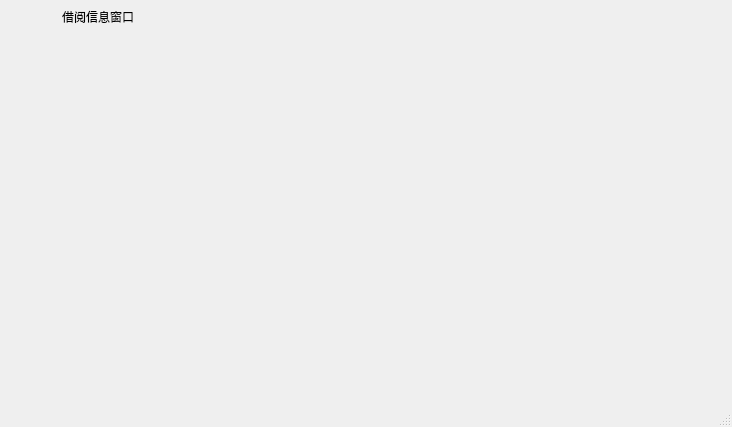
First picture: the form in LibraryManager/borrowinfodialog.ui, repository 821869798/LibraryManager, before the edit.
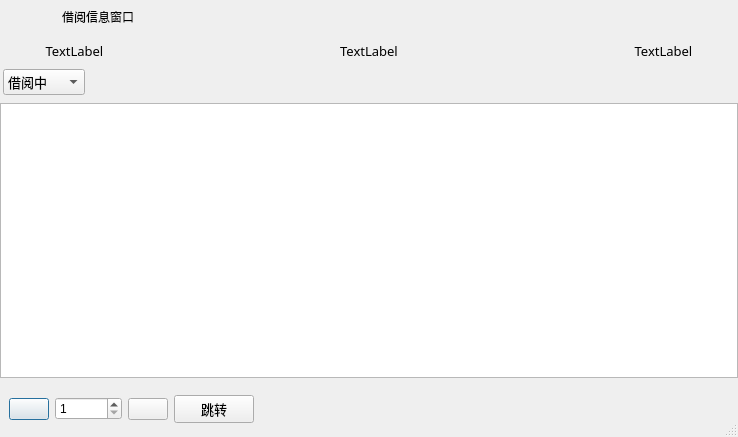
Second picture: the form after the edit.

The edit to the form file:
```diff
--- a/LibraryManager/borrowinfodialog.ui
+++ b/LibraryManager/borrowinfodialog.ui
@@ -6,8 +6,8 @@
    <rect>
     <x>0</x>
     <y>0</y>
-    <width>732</width>
-    <height>427</height>
+    <width>738</width>
+    <height>437</height>
    </rect>
   </property>
   <property name="windowTitle">
@@ -16,15 +16,24 @@
   <property name="sizeGripEnabled">
    <bool>true</bool>
   </property>
+  <layout class="QVBoxLayout" name="verticalLayout_3">
+   <property name="spacing">
+    <number>8</number>
+   </property>
+   <property name="leftMargin">
+    <number>0</number>
+   </property>
+   <property name="topMargin">
+    <number>0</number>
+   </property>
+   <property name="rightMargin">
+    <number>0</number>
+   </property>
+   <property name="bottomMargin">
+    <number>5</number>
+   </property>
+   <item>
   <widget class="QWidget" name="widget_title" native="true">
-   <property name="geometry">
-    <rect>
-     <x>0</x>
-     <y>0</y>
-     <width>222</width>
-     <height>33</height>
-    </rect>
-   </property>
    <property name="sizePolicy">
     <sizepolicy hsizetype="Preferred" vsizetype="Fixed">
      <horstretch>0</horstretch>
@@ -275,6 +284,189 @@
     </item>
    </layout>
   </widget>
+   </item>
+   <item>
+    <layout class="QHBoxLayout" name="horizontalLayout_4" stretch="1,1,1,1,1">
+     <property name="leftMargin">
+      <number>3</number>
+     </property>
+     <property name="rightMargin">
+      <number>3</number>
+     </property>
+     <item>
+      <widget class="QLabel" name="lab_barcode">
+       <property name="font">
+        <font>
+         <family>微软雅黑</family>
+         <pointsize>10</pointsize>
+        </font>
+       </property>
+       <property name="text">
+        <string>&lt;html&gt;&lt;head/&gt;&lt;body&gt;&lt;p align=&quot;center&quot;&gt;TextLabel&lt;/p&gt;&lt;/body&gt;&lt;/html&gt;</string>
+       </property>
+      </widget>
+     </item>
+     <item>
+      <spacer name="horizontalSpacer_4">
+       <property name="orientation">
+        <enum>Qt::Horizontal</enum>
+       </property>
+       <property name="sizeHint" stdset="0">
+        <size>
+         <width>40</width>
+         <height>20</height>
+        </size>
+       </property>
+      </spacer>
+     </item>
+     <item>
+      <widget class="QLabel" name="lab_name">
+       <property name="font">
+        <font>
+         <family>微软雅黑</family>
+         <pointsize>10</pointsize>
+        </font>
+       </property>
+       <property name="text">
+        <string>&lt;html&gt;&lt;head/&gt;&lt;body&gt;&lt;p align=&quot;center&quot;&gt;TextLabel&lt;/p&gt;&lt;/body&gt;&lt;/html&gt;</string>
+       </property>
+      </widget>
+     </item>
+     <item>
+      <spacer name="horizontalSpacer">
+       <property name="orientation">
+        <enum>Qt::Horizontal</enum>
+       </property>
+       <property name="sizeHint" stdset="0">
+        <size>
+         <width>40</width>
+         <height>20</height>
+        </size>
+       </property>
+      </spacer>
+     </item>
+     <item>
+      <widget class="QLabel" name="lab_author">
+       <property name="font">
+        <font>
+         <family>微软雅黑</family>
+         <pointsize>10</pointsize>
+        </font>
+       </property>
+       <property name="text">
+        <string>&lt;html&gt;&lt;head/&gt;&lt;body&gt;&lt;p align=&quot;center&quot;&gt;TextLabel&lt;/p&gt;&lt;/body&gt;&lt;/html&gt;</string>
+       </property>
+      </widget>
+     </item>
+    </layout>
+   </item>
+   <item>
+    <layout class="QHBoxLayout" name="horizontalLayout_3">
+     <property name="leftMargin">
+      <number>3</number>
+     </property>
+     <property name="rightMargin">
+      <number>3</number>
+     </property>
+     <item>
+      <widget class="QComboBox" name="comboBox">
+       <property name="font">
+        <font>
+         <family>微软雅黑</family>
+         <pointsize>10</pointsize>
+        </font>
+       </property>
+       <item>
+        <property name="text">
+         <string>借阅中</string>
+        </property>
+       </item>
+       <item>
+        <property name="text">
+         <string>借阅历史</string>
+        </property>
+       </item>
+      </widget>
+     </item>
+     <item>
+      <spacer name="horizontalSpacer_3">
+       <property name="orientation">
+        <enum>Qt::Horizontal</enum>
+       </property>
+       <property name="sizeHint" stdset="0">
+        <size>
+         <width>40</width>
+         <height>20</height>
+        </size>
+       </property>
+      </spacer>
+     </item>
+    </layout>
+   </item>
+   <item>
+    <widget class="QTableView" name="tv"/>
+   </item>
+   <item>
+    <widget class="QWidget" name="widget_history" native="true">
+     <layout class="QVBoxLayout" name="verticalLayout_2">
+      <item>
+       <layout class="QHBoxLayout" name="h2" stretch="0,1,0,0,10">
+        <item>
+         <widget class="QPushButton" name="btn_front">
+          <property name="text">
+           <string/>
+          </property>
+         </widget>
+        </item>
+        <item>
+         <widget class="QSpinBox" name="spinBox">
+          <property name="minimum">
+           <number>1</number>
+          </property>
+          <property name="maximum">
+           <number>999999</number>
+          </property>
+         </widget>
+        </item>
+        <item>
+         <widget class="QPushButton" name="btn_next">
+          <property name="text">
+           <string/>
+          </property>
+         </widget>
+        </item>
+        <item>
+         <widget class="QPushButton" name="btn_getHistory">
+          <property name="font">
+           <font>
+            <family>微软雅黑</family>
+            <pointsize>10</pointsize>
+           </font>
+          </property>
+          <property name="text">
+           <string>跳转</string>
+          </property>
+         </widget>
+        </item>
+        <item>
+         <spacer name="horizontalSpacer_2">
+          <property name="orientation">
+           <enum>Qt::Horizontal</enum>
+          </property>
+          <property name="sizeHint" stdset="0">
+           <size>
+            <width>40</width>
+            <height>20</height>
+           </size>
+          </property>
+         </spacer>
+        </item>
+       </layout>
+      </item>
+     </layout>
+    </widget>
+   </item>
+  </layout>
  </widget>
  <resources/>
  <connections/>
```
Lines whose indentation alone changed are shown as unchanged.
